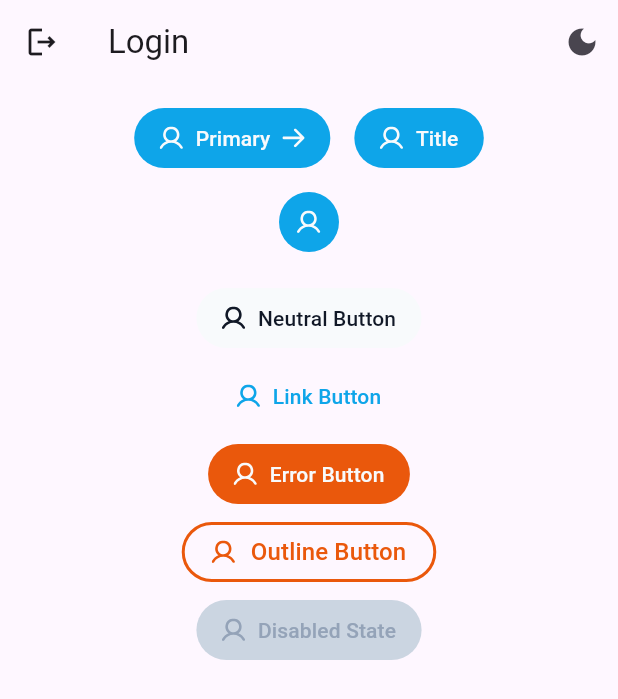
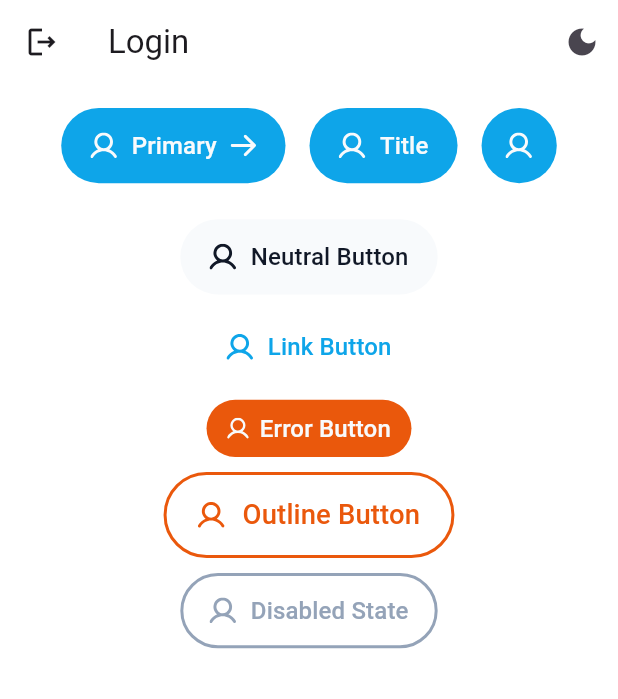
Before and after one commit to Jamshidmirzo/mykmax-button-, a Flutter app: the LoginScreen screen opened by its route, after a tap on "Error Button", on a phone screen of 412 x 824 dp. Shown: the top 699 px of the screen. Run offline on Flutter 3.47's test engine with Material 3 defaults, Android fonts, the phone set to English and light mode, and no system bars; our stand-ins replace flutter_riverpod, flutter_screenutil, flutter_svg, gap, get_it, go_router and 3 more; missing offline and left inert: liquid_glass_renderer; accounts and stored records are empty.

Commit message:
size error fixed

```diff
--- a/lib/core/button/button_size_extension.dart
+++ b/lib/core/button/button_size_extension.dart
@@ -1,138 +1,139 @@
+import 'package:flutter_screenutil/flutter_screenutil.dart';
 import 'package:kmax/core/button/button_states.dart';
 
 extension AppButtonSizeExtension on AppButtonSize {
   double get height {
     switch (this) {
       case AppButtonSize.xl:
-        return 56;
+        return 56.h;
       case AppButtonSize.lg:
-        return 48;
+        return 48.h;
       case AppButtonSize.md:
-        return 42;
+        return 42.h;
       case AppButtonSize.sm:
-        return 32;
+        return 32.h;
       case AppButtonSize.xs:
-        return 24;
+        return 24.h;
     }
   }
 
   double get padding {
     switch (this) {
       case AppButtonSize.xl:
-        return 24;
+        return 24.w;
       case AppButtonSize.lg:
-        return 20;
+        return 20.w;
       case AppButtonSize.md:
-        return 17;
+        return 17.w;
       case AppButtonSize.sm:
-        return 12;
+        return 12.w;
       case AppButtonSize.xs:
-        return 10;
+        return 10.w;
     }
   }
 
   double get iconLeftWidth {
     switch (this) {
       case AppButtonSize.xl:
-        return 20;
+        return 20.w;
       case AppButtonSize.lg:
-        return 16;
+        return 16.w;
       case AppButtonSize.md:
-        return 16;
+        return 16.w;
       case AppButtonSize.sm:
-        return 13;
+        return 13.w;
       case AppButtonSize.xs:
-        return 11;
+        return 11.w;
     }
   }
 
   double get iconLeftHeight {
     switch (this) {
       case AppButtonSize.xl:
-        return 19;
+        return 19.h;
       case AppButtonSize.lg:
-        return 16;
+        return 16.h;
       case AppButtonSize.md:
-        return 16;
+        return 16.h;
       case AppButtonSize.sm:
-        return 13;
+        return 13.h;
       case AppButtonSize.xs:
-        return 11;
+        return 11.h;
     }
   }
 
   double get iconRightWidth {
     switch (this) {
       case AppButtonSize.xl:
-        return 18;
+        return 18.w;
       case AppButtonSize.lg:
-        return 15;
+        return 15.w;
       case AppButtonSize.md:
-        return 15;
+        return 15.w;
       case AppButtonSize.sm:
-        return 12;
+        return 12.w;
       case AppButtonSize.xs:
-        return 10;
+        return 10.w;
     }
   }
 
   double get iconRightHeight {
     switch (this) {
       case AppButtonSize.xl:
-        return 15;
+        return 15.h;
       case AppButtonSize.lg:
-        return 13;
+        return 13.h;
       case AppButtonSize.md:
-        return 13;
+        return 13.h;
       case AppButtonSize.sm:
-        return 10;
+        return 10.h;
       case AppButtonSize.xs:
-        return 10;
+        return 10.h;
     }
   }
 
   double get gapLeft {
     switch (this) {
       case AppButtonSize.xl:
-        return 12;
+        return 12.w;
       case AppButtonSize.lg:
-        return 10;
+        return 10.w;
       case AppButtonSize.md:
-        return 8;
+        return 8.w;
       case AppButtonSize.sm:
-        return 6;
+        return 6.w;
       case AppButtonSize.xs:
-        return 4;
+        return 4.w;
     }
   }
 
   double get gapRight {
     switch (this) {
       case AppButtonSize.xl:
-        return 12;
+        return 12.w;
       case AppButtonSize.lg:
-        return 10;
+        return 10.w;
       case AppButtonSize.md:
-        return 8;
+        return 8.w;
       case AppButtonSize.sm:
-        return 6;
+        return 6.w;
       case AppButtonSize.xs:
-        return 4;
+        return 4.w;
     }
   }
 
   double get fontSize {
     switch (this) {
       case AppButtonSize.xl:
-        return 16;
+        return 16.sp;
       case AppButtonSize.lg:
-        return 16;
+        return 16.sp;
       case AppButtonSize.md:
-        return 14;
+        return 14.sp;
       case AppButtonSize.sm:
-        return 14;
+        return 14.sp;
       case AppButtonSize.xs:
-        return 12;
+        return 12.sp;
     }
   }
 }
--- a/lib/core/button/button_states.dart
+++ b/lib/core/button/button_states.dart
@@ -134,7 +134,7 @@ class _Neutral extends AppButtonState {
 
   @override
   BorderSide focusedSide(ColorThemeData colors) => BorderSide(
-    color: colors.neutral.shade300,
+    color: colors.neutral.shade200,
     width: 4,
   );
 
@@ -223,7 +223,7 @@ class _Link extends AppButtonState {
 
   @override
   StyleModel pressedStyle(ColorThemeData colors) =>
-      StyleModel(contentColor: colors.brand.shade800);
+      StyleModel(contentColor: colors.brand.shade500);
 
   @override
   StyleModel disabledStyle(ColorThemeData colors) =>
@@ -321,17 +321,19 @@ class _Outline extends AppButtonState {
       StyleModel(contentColor: colors.error);
 
   @override
-  StyleModel hoverStyle(ColorThemeData colors) => style(colors);
+  StyleModel hoverStyle(ColorThemeData colors) =>
+      StyleModel(contentColor: colors.error.shade700);
 
   @override
-  StyleModel focusedStyle(ColorThemeData colors) => style(colors);
+  StyleModel focusedStyle(ColorThemeData colors) =>
+      StyleModel(contentColor: colors.error.shade500);
 
   @override
   StyleModel pressedStyle(ColorThemeData colors) => style(colors);
 
   @override
   StyleModel disabledStyle(ColorThemeData colors) =>
-      StyleModel(contentColor: colors.neutral.shade200);
+      StyleModel(contentColor: colors.neutral.shade300);
 
   @override
   BorderSide side(ColorThemeData colors) =>
@@ -343,7 +345,7 @@ class _Outline extends AppButtonState {
 
   @override
   BorderSide focusedSide(ColorThemeData colors) =>
-      BorderSide(color: colors.error.shade700, width: 4);
+      BorderSide(color: colors.error.shade500, width: 4);
 
   @override
   BorderSide disabledSide(ColorThemeData colors) =>
--- a/lib/core/button/button_theme.dart
+++ b/lib/core/button/button_theme.dart
@@ -4,12 +4,13 @@ import 'package:flutter/material.dart';
 import 'package:kmax/core/button/button_theme_data.dart';
 
 class CustomButtonTheme extends InheritedWidget {
-  final CustomButtonThemeData theme;
   const CustomButtonTheme({
     super.key,
     required this.theme,
     required super.child,
   });
+  final CustomButtonThemeData theme;
+
   static CustomButtonThemeData of(
     BuildContext context, {
     bool createDependency = true,
--- a/lib/core/button/button_widget.dart
+++ b/lib/core/button/button_widget.dart
@@ -49,6 +49,9 @@ class _ButtonWidgetState extends State<ButtonWidget> {
             (widget.leftIcon == null && widget.rightIcon != null));
 
     final AppButtonState currentState = widget.state ?? effectiveTheme.state;
+
+    final double height = effectiveTheme.height ?? effectiveSize.height;
+    final double padding = effectiveTheme.padding ?? effectiveSize.padding;
     final double iconLeftWidth = effectiveSize.iconLeftWidth;
     final double iconLeftHeight = effectiveSize.iconLeftHeight;
     final double iconRightWidth = effectiveSize.iconRightWidth;
@@ -61,8 +64,18 @@ class _ButtonWidgetState extends State<ButtonWidget> {
       autofocus: widget.autofocus,
       onPressed: widget.onTap,
       style: ButtonStyle(
+        fixedSize: WidgetStatePropertyAll(
+          Size(
+            isIconOnly ? height : double.nan,
+            height,
+          ),
+        ),
         padding: WidgetStateProperty.all(EdgeInsets.zero),
         tapTargetSize: MaterialTapTargetSize.shrinkWrap,
+        visualDensity: VisualDensity(
+          horizontal: VisualDensity.minimumDensity,
+          vertical: VisualDensity.minimumDensity,
+        ),
         overlayColor: WidgetStateProperty.all(Colors.transparent),
         splashFactory: NoSplash.splashFactory,
         foregroundColor: WidgetStateProperty.resolveWith((states) {
@@ -93,7 +106,7 @@ class _ButtonWidgetState extends State<ButtonWidget> {
         fontSize,
         colors,
         isIconOnly,
-        effectiveSize,
+        padding,
       ),
     );
   }
@@ -109,7 +122,7 @@ class _ButtonWidgetState extends State<ButtonWidget> {
     double fontSize,
     ColorThemeData colors,
     bool isIconOnly,
-    AppButtonSize effectiveSize,
+    double padding,
   ) {
     return Builder(
       builder: (context) {
@@ -118,14 +131,12 @@ class _ButtonWidgetState extends State<ButtonWidget> {
 
         return Container(
           padding: isIconOnly
-              ? EdgeInsets.all(effectiveSize.padding / 2)
-              : EdgeInsets.symmetric(horizontal: effectiveSize.padding),
-          alignment: isIconOnly ? Alignment.center : null,
+              ? EdgeInsets.zero
+              : EdgeInsets.symmetric(horizontal: padding),
           child: Row(
             mainAxisSize: MainAxisSize.min,
             mainAxisAlignment: MainAxisAlignment.center,
             children: [
-
               if (widget.leftIcon != null) ...[
                 SizedBox(
                   width: iconLeftWidth,
@@ -138,7 +149,6 @@ class _ButtonWidgetState extends State<ButtonWidget> {
                 ),
                 if (widget.title != null) Gap(gapLeft),
               ],
-
               if (widget.title != null) ...[
                 Text(
                   widget.title!,
@@ -148,7 +158,6 @@ class _ButtonWidgetState extends State<ButtonWidget> {
                 ),
                 if (widget.rightIcon != null) Gap(gapRight),
               ],
-
               if (widget.rightIcon != null)
                 SizedBox(
                   width: iconRightWidth,
@@ -166,7 +175,6 @@ class _ButtonWidgetState extends State<ButtonWidget> {
     );
   }
 
-
   StyleModel _resolveStyle(
     AppButtonState state,
     Set<WidgetState> states,
@@ -181,7 +189,6 @@ class _ButtonWidgetState extends State<ButtonWidget> {
     return state.style(colors);
   }
 
-
   Color _resolveBg(
     AppButtonState state,
     Set<WidgetState> states,
@@ -193,7 +200,6 @@ class _ButtonWidgetState extends State<ButtonWidget> {
     if (states.contains(WidgetState.focused)) return state.focusedBg(colors);
     return state.bg(colors);
   }
-
 
   OutlinedBorder _resolveShape(
     AppButtonState state,
--- a/lib/features/auth/presentation/screens/login_screen.dart
+++ b/lib/features/auth/presentation/screens/login_screen.dart
@@ -14,7 +14,13 @@ class LoginScreen extends ConsumerWidget {
     final themeMode = ref.watch(themeModeProvider);
 
     return Scaffold(
+      backgroundColor: themeMode == ThemeMode.dark
+          ? Colors.black
+          : Colors.white,
       appBar: AppBar(
+        backgroundColor: themeMode == ThemeMode.dark
+            ? Colors.black
+            : Colors.white,
         title: const Text('Login'),
         leading: IconButton(
           onPressed: () {
@@ -68,6 +74,7 @@ class LoginScreen extends ConsumerWidget {
             const SizedBox(height: 24),
 
             Column(
+              spacing: 10,
               children: [
                 ButtonWidget(
                   state: const AppButtonState.neutral(),
@@ -75,21 +82,23 @@ class LoginScreen extends ConsumerWidget {
                   title: 'Neutral Button',
                   onTap: () {},
                 ),
-                const SizedBox(height: 12),
+
                 ButtonWidget(
                   state: const AppButtonState.link(),
                   leftIcon: AppIcons.person,
                   title: 'Link Button',
                   onTap: () {},
                 ),
-                const SizedBox(height: 12),
+
                 ButtonWidget(
                   state: const AppButtonState.error(),
                   leftIcon: AppIcons.person,
                   title: 'Error Button',
+
+                  size: AppButtonSize.sm,
                   onTap: () {},
                 ),
-                const SizedBox(height: 12),
+
                 ButtonWidget(
                   size: AppButtonSize.lg,
                   state: const AppButtonState.outline(),
@@ -97,9 +106,9 @@ class LoginScreen extends ConsumerWidget {
                   title: 'Outline Button',
                   onTap: () {},
                 ),
-                const SizedBox(height: 12),
+
                 ButtonWidget(
-                  state: const AppButtonState.neutral(),
+                  state: const AppButtonState.outline(),
                   leftIcon: AppIcons.person,
                   title: 'Disabled State',
                   onTap: null,
```
